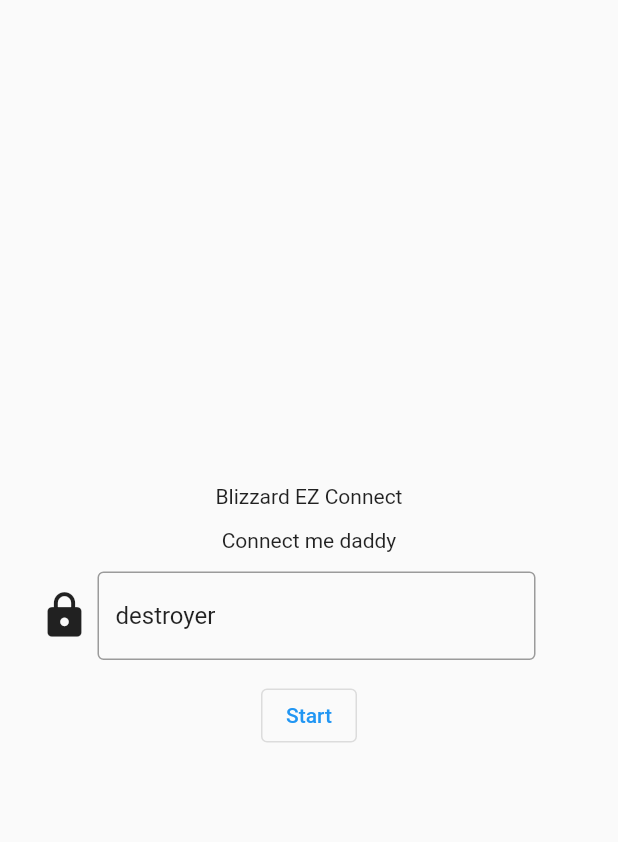
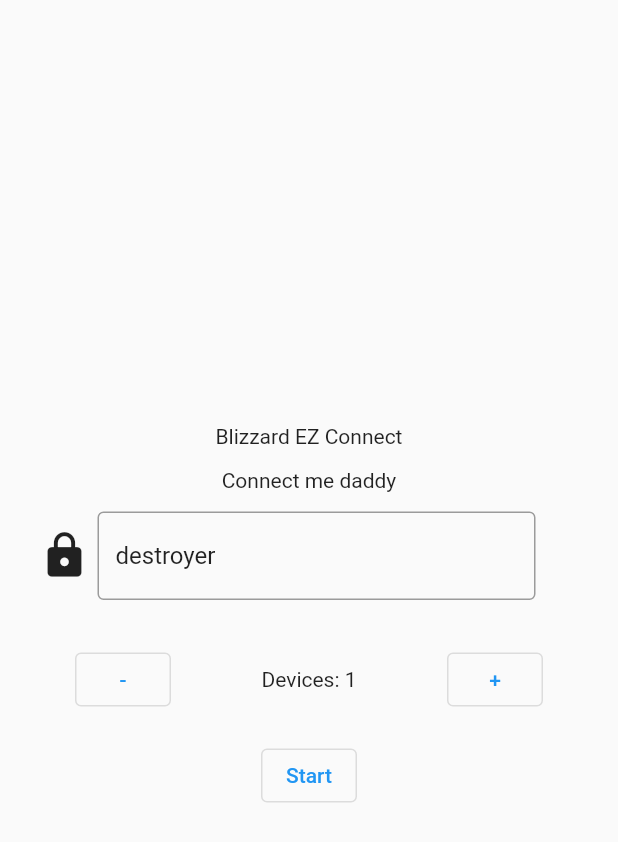
Before and after one commit to CoachChuckFF/Flutter_EZ_Connect, a Flutter app: the screen it shows after launch, after a tap on "Start", on a phone screen of 412 x 824 dp. Shown: the top 842 px of the screen. Run offline on Flutter 3.47's test engine with Material 2 defaults, Android fonts, the phone set to English and light mode, and no system bars; missing offline and left inert: esptouch_flutter, wifi_info_flutter.

Commit message:
added numer of devs

```diff
--- a/lib/blizzard_ez_connect_manager.dart
+++ b/lib/blizzard_ez_connect_manager.dart
@@ -57,16 +57,30 @@ import 'dart:io';
 class BlizzardEZConnectResult {
   final String ip;
   final String bssid;
+  final int devicesLeft;
+  final int totalDevices;
 
   BlizzardEZConnectResult({
     this.ip,
     this.bssid,
+    this.totalDevices,
+    this.devicesLeft,
   });
 
-  factory BlizzardEZConnectResult.fromESP(ESPTouchResult data){
+  int get deviceIndex {
+    return totalDevices - devicesLeft - 1;
+  }
+
+  int get deviceNumber {
+    return totalDevices - devicesLeft;
+  }
+
+  factory BlizzardEZConnectResult.fromESP(ESPTouchResult data, int totalDevices, int devicesLeft){
     return BlizzardEZConnectResult(
       ip: data.ip ?? "",
       bssid: data.bssid ?? "",
+      totalDevices: totalDevices,
+      devicesLeft: devicesLeft,
     );
   }
 
@@ -78,6 +92,7 @@ class BlizzardEZConnectResult {
     string += "Status: ${this.ip.isNotEmpty ? 'SUCCESS' : 'FAIL'}\n";
     string += "IP: ${this.ip}\n";
     string += "BSSID: ${this.bssid}\n";
+    string += "Devices Left: ${this.bssid}\n";
     string += "---------------------------------\n\n";
 
     return string;
@@ -90,6 +105,7 @@ class BlizzardEZConnectManager {
   final Function(String, String) onStart;
   final Function onCancel;
   final Function onTimeout;
+  final Function onSuccess;
   final Function(BlizzardEZConnectResult) onConnected;
 
   BlizzardEZConnectManager({
@@ -98,17 +114,22 @@ class BlizzardEZConnectManager {
     this.onCancel,
     this.onTimeout,
     this.onConnected,
+    this.onSuccess,
   });
 
-  bool isRunning = false;
   StreamSubscription<ESPTouchResult> _ezConnectController;
   Timer _ezConnectWatchdog;
+
+  bool isRunning = false;
+  int deviceCount = 1;
+  int devicesLeft = 1;
 
   Future<void> runEZConnect(
     String pass,
     {
       String ssid, //await getCurrentSSID();
       String bssid, //await getCurrentBSSID();
+      int deviceCount = 1,
   }) async {
     Stream<ESPTouchResult> stream;
     ESPTouchTask task;
@@ -125,6 +146,9 @@ class BlizzardEZConnectManager {
       bssid = await BlizzardEZConnectManager.getCurrentBSSID();
     }
 
+    this.deviceCount = deviceCount;
+    this.devicesLeft = deviceCount;
+
     //config EZConnect
     task = ESPTouchTask(ssid: ssid, bssid: bssid, password: pass);
 
@@ -133,20 +157,30 @@ class BlizzardEZConnectManager {
 
     //listen to EZConnect
     _ezConnectController = stream.listen((result){
-      _stopEZConnect();
-      if(onConnected != null) onConnected(BlizzardEZConnectResult.fromESP(result));
+      devicesLeft--;
+      if(onConnected != null) onConnected(BlizzardEZConnectResult.fromESP(result, deviceCount, devicesLeft));
+
+      if(devicesLeft <= 0){
+        if(onSuccess != null) onSuccess();
+        _stopEZConnect();
+      } else {
+        if(_ezConnectWatchdog.isActive) _ezConnectWatchdog.cancel();
+        _ezConnectWatchdog = Timer(timeoutDuration ?? Duration(seconds: 90), _setWatchdog);
+      }
     });
 
     //set timeout EZConnect
-    _ezConnectWatchdog = Timer(timeoutDuration ?? Duration(seconds: 90), (){
-      _stopEZConnect();
-      if(onTimeout != null) onTimeout();
-    });
+    _ezConnectWatchdog = Timer(timeoutDuration ?? Duration(seconds: 90), _setWatchdog);
 
     //finish starting the task
     if(onStart != null) onStart(ssid, bssid);
 
     isRunning = true;
+  }
+
+  void _setWatchdog(){
+    _stopEZConnect();
+    if(onTimeout != null) onTimeout();
   }
 
   void cancelEZConnect(){
--- a/lib/main.dart
+++ b/lib/main.dart
@@ -22,17 +22,15 @@ class _MyAppState extends State<MyApp> {
   BlizzardEZConnectManager _ezConnectManager;
   String _messageText = 'Connect me daddy';
   String _buttonText = "Start";
+  int _deviceCount = 1;
 
   @override
   void initState() {
 
-
-
-    //Setup the manager
     _ezConnectManager = BlizzardEZConnectManager(
       onStart: (ssid, bssid){
         setState(() {
-          _messageText = "$ssid | $bssid | ${_passwordController.text}";
+          _messageText = "Connecting: $_deviceCount devices";
           _buttonText = "Working";
         });
       },
@@ -50,7 +48,13 @@ class _MyAppState extends State<MyApp> {
       },
       onConnected: (result){
         setState(() {
-          _messageText = "Connected! ${result.ip}";
+          _messageText = "Connected! ${result.deviceNumber} out of ${result.totalDevices}";
+          _buttonText = "Working";
+        });
+      },
+      onSuccess: (){
+        setState(() {
+          _messageText = "All devices connected!";
           _buttonText = "Start";
         });
       }
@@ -58,6 +62,7 @@ class _MyAppState extends State<MyApp> {
 
     super.initState();
   }
+
 
   @override
   void dispose() {
@@ -115,9 +120,43 @@ class _MyAppState extends State<MyApp> {
                       ],
                     ),
                   ),
+                  Container(
+                    padding: EdgeInsets.fromLTRB(50, 0, 50, 0),
+                    height: 80,
+                    child: Row(
+                      children: [
+                        OutlinedButton(
+                          onPressed: (){
+                            setState(() {
+                              if(_deviceCount > 1) _deviceCount--;
+                            });
+                          },
+                          child: Text(
+                            '-',
+                          ),
+                        ),
+                        Expanded(
+                          child: Text(
+                            'Devices: $_deviceCount',
+                            textAlign: TextAlign.center,
+                          ),
+                        ),
+                        OutlinedButton(
+                          onPressed: (){
+                            setState(() {
+                              if(_deviceCount < 10) _deviceCount++;
+                            });
+                          },
+                          child: Text(
+                            '+',
+                          ),
+                        ),
+                      ]
+                    ),
+                  ),
                   OutlinedButton(
                     onPressed: (){
-                      _ezConnectManager.runEZConnect(_passwordController.text);
+                      _ezConnectManager.runEZConnect(_passwordController.text, deviceCount: _deviceCount);
                     },
                     onLongPress: (){
                       _ezConnectManager.cancelEZConnect();
```
